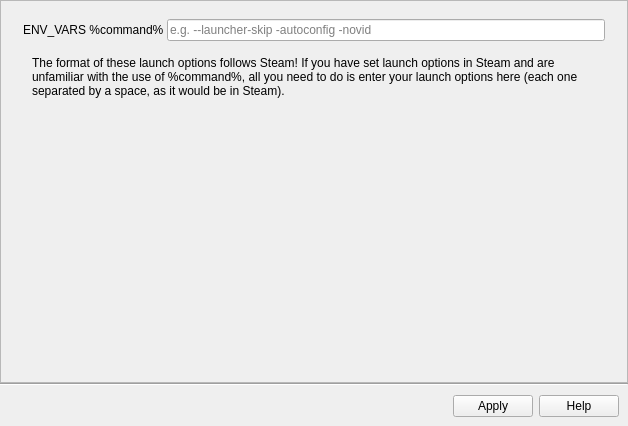
Qt form src/launch_options.ui (rfrench3/scopebuddy-gui) before a commit.
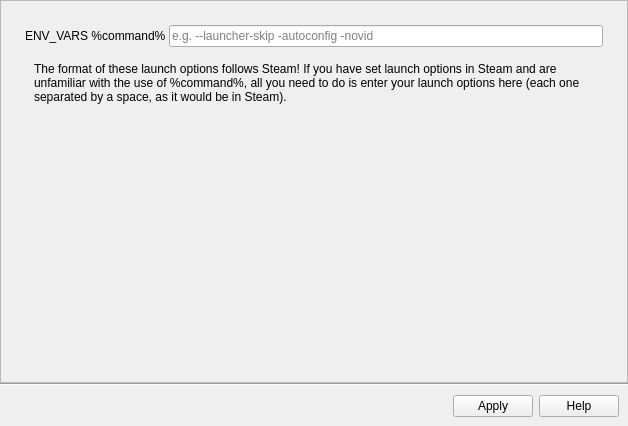
The same form after that commit.

Commit message: improve interface: - consistent outer padding between tab pages - removed excess lines in the QTabWidget (enabled Document Mode)

Patch:
```diff
--- a/src/launch_options.ui
+++ b/src/launch_options.ui
@@ -52,6 +52,15 @@
       <layout class="QVBoxLayout" name="verticalLayout_4">
        <item>
         <layout class="QHBoxLayout" name="horizontalLayout">
+         <property name="leftMargin">
+          <number>6</number>
+         </property>
+         <property name="topMargin">
+          <number>6</number>
+         </property>
+         <property name="rightMargin">
+          <number>6</number>
+         </property>
          <property name="bottomMargin">
           <number>0</number>
          </property>
```
The commit also changes 2 other files.
